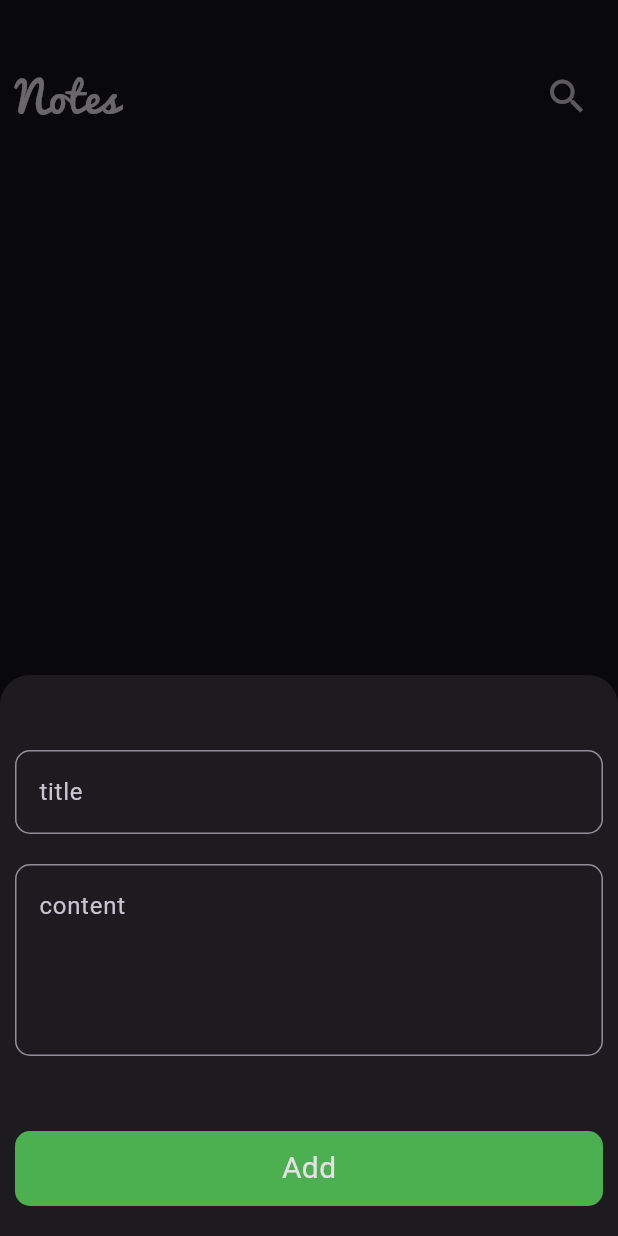
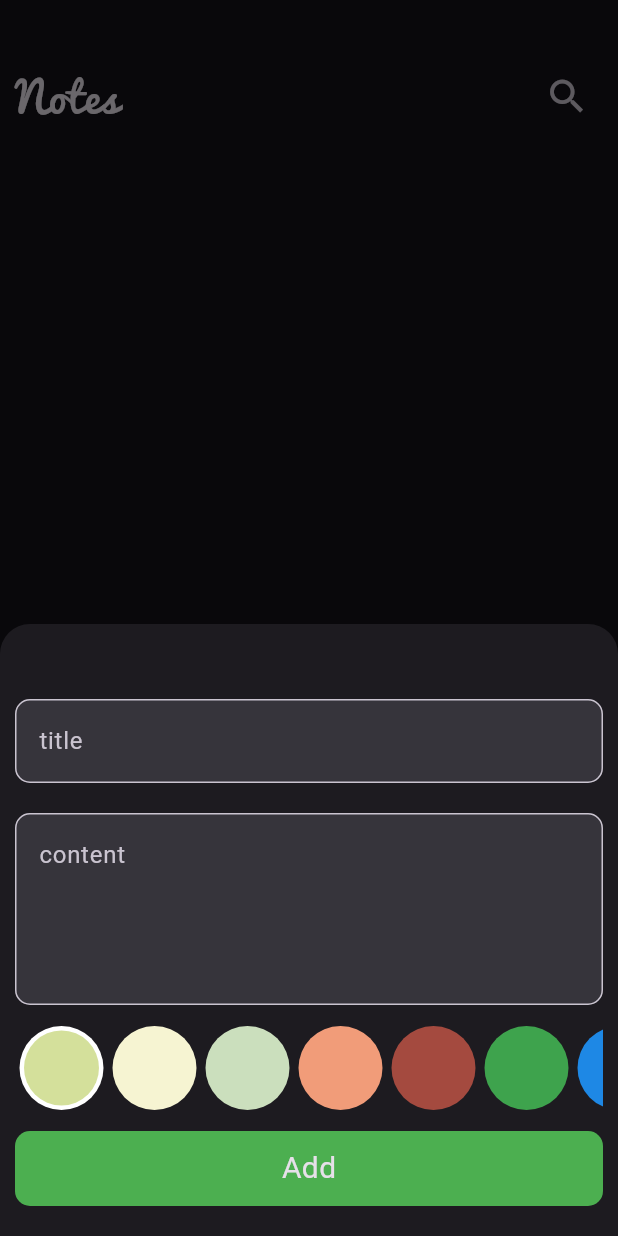
Before and after one commit to Desha933/notes_app, a Flutter app: the screen it shows after launch, after a tap on the "add" icon, on a phone screen of 412 x 824 dp. Run offline on Flutter 3.47's test engine with Material 3 defaults, Android fonts, the phone set to English and light mode, and no system bars; our stand-ins replace flutter_bloc, hive, hive_flutter; accounts and stored records are empty.

Commit message:
add editcolor

```diff
--- a/lib/constant.dart
+++ b/lib/constant.dart
@@ -1,3 +1,17 @@
+import 'package:flutter/material.dart';
+
 const kBoxNote = 'boxnote';
 const kPacificofont = 'Pacifico';
 const kPoppinsfont = 'Poppins';
+const List<Color> kColorsList = [
+  Color(0xffD4E09B),
+  Color(0xffF6F4D2),
+  Color(0xffCBDFBD),
+  Color(0xffF19C79),
+  Color(0xffA44A3F),
+  Color(0xff3EA34D),
+  Color(0xFF1E88E5),
+  Color(0xFFD32F2F),
+  Color(0xFF388E3C),
+  Color(0xFFFFA000),
+];
--- a/lib/cubits/addnotecubit/addnotecubit.dart
+++ b/lib/cubits/addnotecubit/addnotecubit.dart
@@ -1,3 +1,4 @@
+import 'package:flutter/material.dart';
 import 'package:hive_flutter/adapters.dart';
 import 'package:notes_app/constant.dart';
 import 'package:notes_app/cubits/addnotecubit/addnotestate.dart';
@@ -6,8 +7,9 @@ import 'package:notes_app/models/notemodel.dart';
 
 class AddNoteCubit extends Cubit<AddNoteState> {
   AddNoteCubit() : super(AddNoteInitial());
-
+  Color color = Color(0xff00FF00);
   addnote(NoteModel note) async {
+    note.color = color.value;
     emit(AddNoteLoading());
     try {
       var notebox = Hive.box<NoteModel>(kBoxNote);
--- /dev/null
+++ b/lib/widgets/coloricon.dart
@@ -0,0 +1,31 @@
+import 'package:flutter/material.dart';
+
+class CustomColorIcon extends StatelessWidget {
+  const CustomColorIcon(
+      {super.key, required this.isloading, required this.color});
+  final bool isloading;
+  final Color color;
+  // This widget is the root of your application.
+  @override
+  Widget build(BuildContext context) {
+    return isloading
+        ? Padding(
+            padding: const EdgeInsets.all(3),
+            child: CircleAvatar(
+              backgroundColor: Colors.white,
+              radius: 28,
+              child: CircleAvatar(
+                backgroundColor: color,
+                radius: 25,
+              ),
+            ),
+          )
+        : Padding(
+            padding: const EdgeInsets.all(3),
+            child: CircleAvatar(
+              backgroundColor: color,
+              radius: 28,
+            ),
+          );
+  }
+}
--- /dev/null
+++ b/lib/widgets/colorlistview.dart
@@ -0,0 +1,44 @@
+import 'package:flutter/material.dart';
+import 'package:flutter_bloc/flutter_bloc.dart';
+import 'package:notes_app/constant.dart';
+import 'package:notes_app/cubits/addnotecubit/addnotecubit.dart';
+import 'package:notes_app/widgets/coloricon.dart';
+
+class CustomColorListview extends StatefulWidget {
+  const CustomColorListview({super.key});
+
+  @override
+  State<CustomColorListview> createState() => _CustomColorListviewState();
+}
+
+class _CustomColorListviewState extends State<CustomColorListview> {
+  int currentindex = 0;
+  List<Color> colorlist = kColorsList;
+
+  @override
+  Widget build(BuildContext context) {
+    return Padding(
+      padding: const EdgeInsets.symmetric(vertical: 10),
+      child: SizedBox(
+        height: 32 * 2,
+        child: ListView.builder(
+            itemCount: kColorsList.length,
+            scrollDirection: Axis.horizontal,
+            itemBuilder: (context, index) {
+              return GestureDetector(
+                onTap: () {
+                  currentindex = index;
+                  BlocProvider.of<AddNoteCubit>(context).color =
+                      kColorsList[index];
+                  setState(() {});
+                },
+                child: CustomColorIcon(
+                  color: kColorsList[index],
+                  isloading: currentindex == index,
+                ),
+              );
+            }),
+      ),
+    );
+  }
+}
--- a/lib/widgets/formbuttomsheet.dart
+++ b/lib/widgets/formbuttomsheet.dart
@@ -5,6 +5,7 @@ import 'package:notes_app/cubits/addnotecubit/addnotecubit.dart';
 import 'package:notes_app/cubits/addnotecubit/addnotestate.dart';
 import 'package:notes_app/models/notemodel.dart';
 import 'package:notes_app/widgets/Bottom.dart';
+import 'package:notes_app/widgets/colorlistview.dart';
 import 'package:notes_app/widgets/textformfield.dart';
 
 class FormButtomSheet extends StatefulWidget {
@@ -44,7 +45,7 @@ class _FormButtomSheetState extends State<FormButtomSheet> {
             hint: 'content',
             minlines: 4,
           ),
-          SizedBox(height: 50),
+          CustomColorListview(),
           CustomBottom(
             isloading: State is AddNoteLoading ? true : false,
             ontap: () {
--- a/lib/widgets/textformfield.dart
+++ b/lib/widgets/textformfield.dart
@@ -6,9 +6,11 @@ class CustomTextField extends StatelessWidget {
       required this.hint,
       this.minlines = 1,
       this.onsaved,
-      this.onchanged});
+      this.onchanged,
+      @required this.color});
   final String hint;
   final int minlines;
+  final Color? color;
   final void Function(String?)? onsaved;
   final void Function(String?)? onchanged;
   // This widget is the root of your application.
@@ -28,6 +30,8 @@ class CustomTextField extends StatelessWidget {
       maxLines: 9,
       cursorColor: Colors.green,
       decoration: InputDecoration(
+        filled: true,
+        fillColor: color,
         hintText: hint,
         border: OutlineInputBorder(
           borderRadius: BorderRadius.circular(10),
```
Also changed, not shown: lib/widgets/editnotebody.dart (+33 -1 lines), 4 other files.
